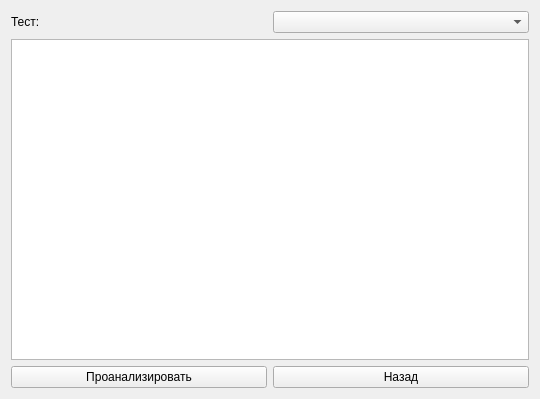
Above: analiz.ui from gunmaden/IS-AOOZ before the change. Below: the same form after it.
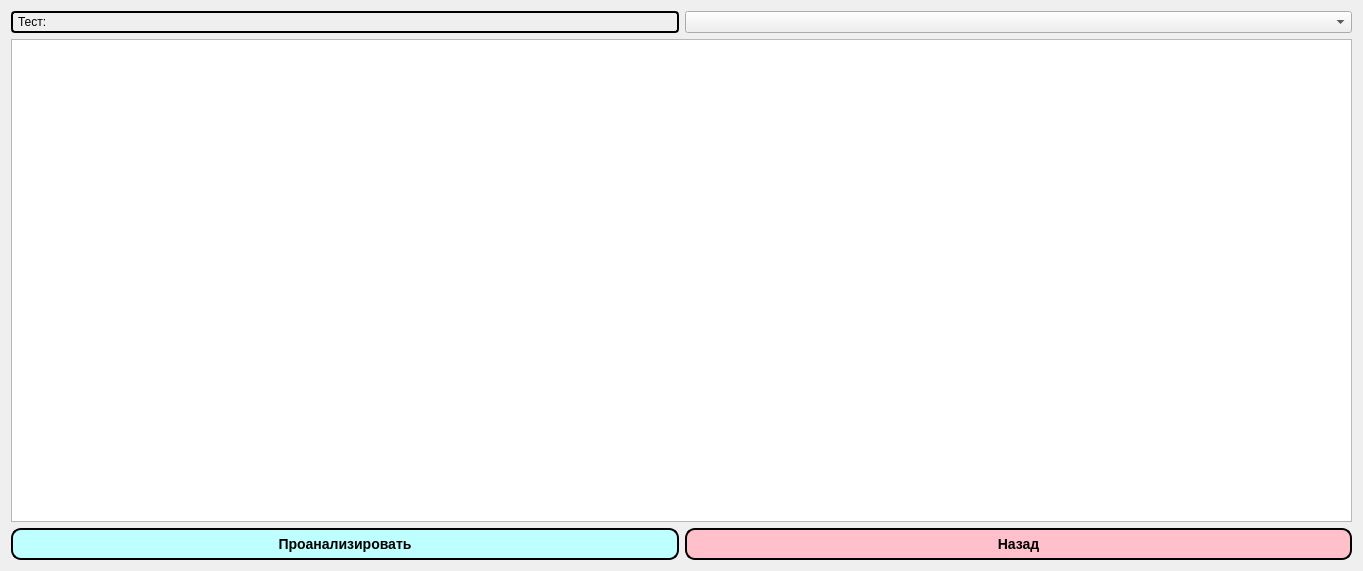
That is the form after the change. Icons and pictures are not drawn.

The edit to the form file:
```diff
--- a/analiz.ui
+++ b/analiz.ui
@@ -6,8 +6,8 @@
    <rect>
     <x>0</x>
     <y>0</y>
-    <width>540</width>
-    <height>399</height>
+    <width>1363</width>
+    <height>571</height>
    </rect>
   </property>
   <property name="windowTitle">
@@ -18,6 +18,22 @@
     <layout class="QHBoxLayout" name="horizontalLayout">
      <item>
       <widget class="QPushButton" name="pushButton">
+       <property name="styleSheet">
+        <string notr="true">QPushButton{
+     background-color: rgb(190, 255, 255);
+     border-style: outset;
+     border-width: 2px;
+     border-radius: 10px;
+     border-color: black;
+     font: bold 14px;
+     min-width: 10em;
+     padding: 6px;
+ }
+ QPushButton:pressed {
+     background-color: rgb(0, 255, 238);
+     border-style: inset;
+ }</string>
+       </property>
        <property name="text">
         <string>Проанализировать</string>
        </property>
@@ -25,6 +41,22 @@
      </item>
      <item>
       <widget class="QPushButton" name="pushButton_2">
+       <property name="styleSheet">
+        <string notr="true">QPushButton{
+     background-color: pink;
+     border-style: outset;
+     border-width: 2px;
+     border-radius: 10px;
+     border-color: black;
+     font: bold 14px;
+     min-width: 10em;
+     padding: 6px;
+ }
+ QPushButton:pressed {
+     background-color: rgb(0, 255, 238);
+     border-style: inset;
+ }</string>
+       </property>
        <property name="text">
         <string>Назад</string>
        </property>
@@ -36,13 +68,30 @@
     <layout class="QHBoxLayout" name="horizontalLayout_2">
      <item>
       <widget class="QLabel" name="label">
+       <property name="styleSheet">
+        <string notr="true"> QFrame, QLabel, QToolTip {
+     border: 2px solid black;
+     border-radius: 4px;
+     padding: 2px;
+     background-image: url(images/welcome.png);
+ }</string>
+       </property>
        <property name="text">
         <string>Тест:</string>
        </property>
       </widget>
      </item>
      <item>
-      <widget class="QComboBox" name="comboBox"/>
+      <widget class="QComboBox" name="comboBox">
+       <property name="styleSheet">
+        <string notr="true"> QFrame, QLabel, QToolTip {
+     border: 2px solid black;
+     border-radius: 4px;
+     padding: 2px;
+     background-image: url(images/welcome.png);
+ }</string>
+       </property>
+      </widget>
      </item>
     </layout>
    </item>
```
